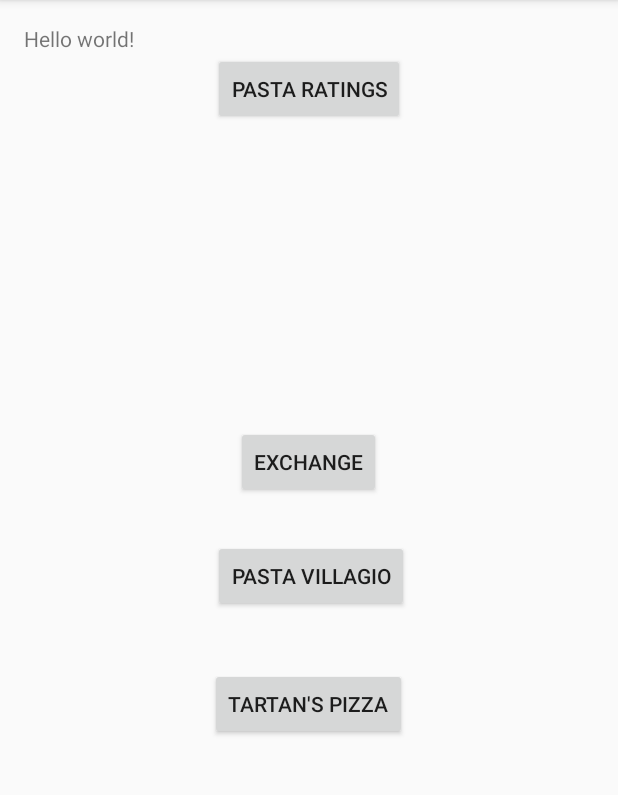
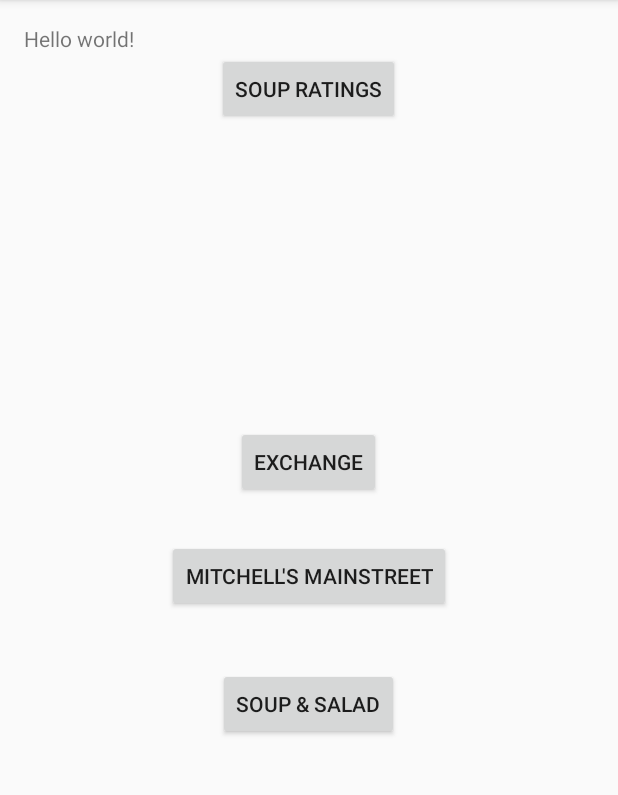
Before and after one commit to dagronlund/tartan-hacks-2016, an Android app: the screen it shows after launch (MainActivity), on a phone screen of 412 x 824 dp, the part 84-879 px from its top. Run offline under Robolectric (Android 15) with nearby library versions, the phone set to English and light mode, and no system bars.

Commit message:
Soup ratings
Soup ratings

```diff
--- a/TartanHacksApp/app/src/main/res/layout/activity_main.xml
+++ b/TartanHacksApp/app/src/main/res/layout/activity_main.xml
@@ -12,7 +12,7 @@
     <Button
         android:layout_width="wrap_content"
         android:layout_height="wrap_content"
-        android:text="tartan&apos;s pizza"
+        android:text="soup &amp; salad"
         android:id="@+id/button3"
         android:layout_marginTop="37dp"
         android:layout_below="@+id/button5"
@@ -30,16 +30,15 @@
     <Button
         android:layout_width="wrap_content"
         android:layout_height="wrap_content"
-        android:text="Pasta villagio"
+        android:text="mitchell&apos;s mainstreet"
         android:id="@+id/button5"
         android:layout_centerVertical="true"
-        android:layout_alignLeft="@+id/button"
-        android:layout_alignStart="@+id/button" />
+        android:layout_centerHorizontal="true" />
 
     <Button
         android:layout_width="wrap_content"
         android:layout_height="wrap_content"
-        android:text="pasta ratings"
+        android:text="soup ratings"
         android:id="@+id/button"
         android:layout_below="@+id/textView"
         android:layout_centerHorizontal="true" />
```
